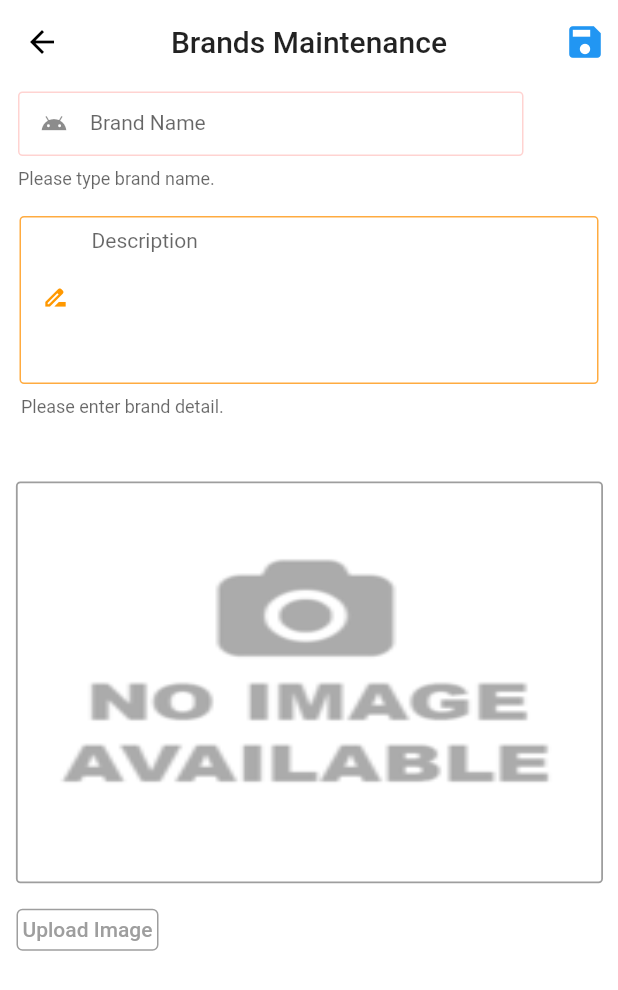
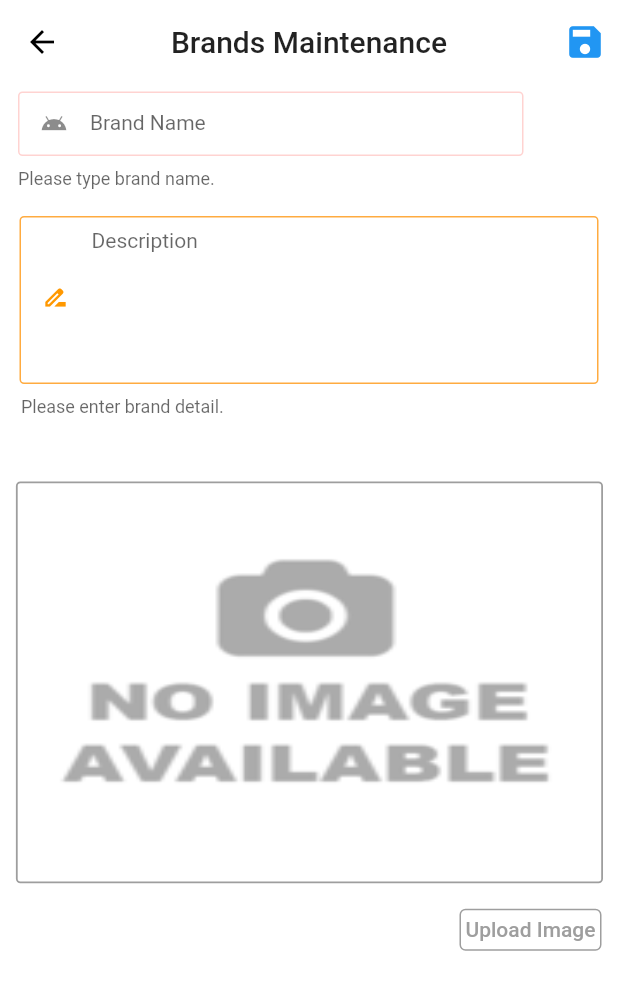
Before and after one commit to jimi1977/SUBBonlineStoreAdmin, a Flutter app: the BrandsPageSetup screen opened directly, on a phone screen of 412 x 824 dp. Shown: the top 990 px of the screen. Run offline on Flutter 3.47's test engine with Material 2 defaults, Android fonts, the phone set to English and light mode, and no system bars; our stand-ins replace cloud_firestore, firebase_auth, firebase_core, firebase_storage, flutter_easyloading, flutter_riverpod and 4 more; missing offline and left inert: flutter_phone_direct_caller, models, services; accounts and stored records are empty.

```diff
--- a/lib/screens/branch_setup_page.dart
+++ b/lib/screens/branch_setup_page.dart
@@ -291,6 +291,7 @@ class BranchSetupPageState extends State<BranchSetupPage> with AutomaticKeepAliv
                     },
                     child: Column(
                       crossAxisAlignment: CrossAxisAlignment.start,
+                      mainAxisAlignment: MainAxisAlignment.start,
                       children: [
                         Row(
                           mainAxisAlignment: MainAxisAlignment.spaceBetween,
@@ -379,7 +380,7 @@ class BranchSetupPageState extends State<BranchSetupPage> with AutomaticKeepAliv
                           textInputAction: TextInputAction.next,
                           autoFocus: true,
                           enable: enableName(),
-                          width: _width * 0.55,
+                          width: _width * 0.95,
                           hintText: "Area/Suburb",
                           labelText: suburbAboutEditController.text.isEmpty ? null : "Area/Suburb",
                           helperText: "Please enter branch area.",
@@ -555,7 +556,7 @@ class BranchSetupPageState extends State<BranchSetupPage> with AutomaticKeepAliv
                   ),
                 ),
                 Padding(
-                  padding: const EdgeInsets.all(8.0),
+                  padding: const EdgeInsets.all(2.0),
                   child: BranchScheduleWidget(),
                 ),
                 SizedBox(height: 50,)
--- a/lib/widgets/image_upload_widget.dart
+++ b/lib/widgets/image_upload_widget.dart
@@ -65,7 +65,9 @@ class ImageUploadWidget extends StatelessWidget {
 
   Widget buildImageUploadWidget(BuildContext context, String imageUrl, File imageFile, bool enable) {
     String _storeLogo;
-    return Column(
+    return ConstrainedBox(
+      constraints: BoxConstraints(maxHeight: 380, maxWidth: 450),
+      child: Column(
         crossAxisAlignment: CrossAxisAlignment.end,
         children: [
           Padding(
@@ -88,7 +90,7 @@ class ImageUploadWidget extends StatelessWidget {
           Padding(
             padding: const EdgeInsets.symmetric(horizontal: 6, vertical: 2),
             child: Row(
-            mainAxisAlignment: MainAxisAlignment.spaceBetween,
+              mainAxisAlignment: imageUrl != null ?  MainAxisAlignment.spaceBetween : MainAxisAlignment.end,
               children: [
                 if (imageUrl != null)
                 OutlinedButton(
@@ -129,6 +131,7 @@ class ImageUploadWidget extends StatelessWidget {
             ),
           ),
         ],
+      ),
     );
   }
 }
```
Also changed, not shown: lib/screens/main_category_setup_page.dart (+8 -3 lines), lib/screens/user_maintenance_page.dart (+8 -3 lines), lib/widgets/branch_schedule.dart (+5 -4 lines), pubspec.lock. Lines whose indentation alone changed are shown as unchanged.
